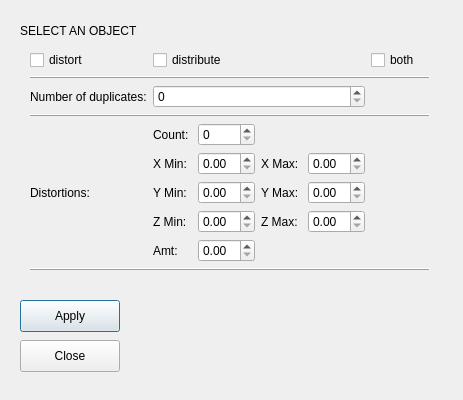
nMDaas/MayaPlugins, file PlantGenerator/gui.ui: the form before one commit.
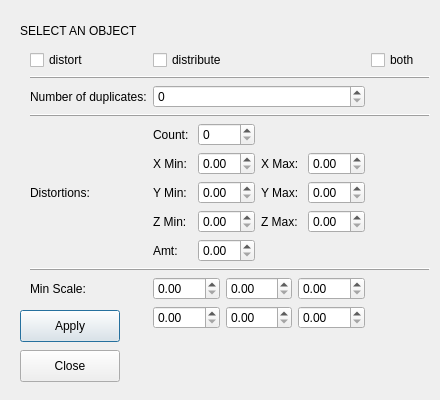
The form after the commit.

Commit message: added min scale and max scale options

Diff of the .ui file:
```diff
--- a/PlantGenerator/gui.ui
+++ b/PlantGenerator/gui.ui
@@ -7,7 +7,7 @@
             <rect>
                 <x>0</x>
                 <y>0</y>
-                <width>463</width>
+                <width>440</width>
                 <height>400</height>
             </rect>
         </property>
@@ -211,6 +211,50 @@
                     </widget>
                 </item>
 
+                <!-- row 6 -->
+                <item row="6" column="0">
+                    <widget class="QLabel">
+                        <property name="text">
+                            <string>Min Scale: </string>
+                        </property>
+                    </widget>
+                </item>
+                <item row="6" column="1">
+                    <layout class="QGridLayout" name="gridLayout_4" >
+                        <item row="0" column="0">
+                            <widget class="QDoubleSpinBox" name="X_min_scale"/>
+                        </item>
+                        <item row="0" column="1">
+                            <widget class="QDoubleSpinBox" name="Y_min_scale"/>
+                        </item>
+                        <item row="0" column="2">
+                            <widget class="QDoubleSpinBox" name="Z_min_scale"/>
+                        </item>
+                    </layout>
+                </item>
+
+                <!-- row 6 -->
+                <item row="7" column="0">
+                    <widget class="QLabel">
+                        <property name="text">
+                            <string>Max Scale: </string>
+                        </property>
+                    </widget>
+                </item>
+                <item row="7" column="1">
+                    <layout class="QGridLayout" name="gridLayout_4" >
+                        <item row="0" column="0">
+                            <widget class="QDoubleSpinBox" name="X_max_scale"/>
+                        </item>
+                        <item row="0" column="1">
+                            <widget class="QDoubleSpinBox" name="Y_max_scale"/>
+                        </item>
+                        <item row="0" column="2">
+                            <widget class="QDoubleSpinBox" name="Z_max_scale"/>
+                        </item>
+                    </layout>
+                </item>
+
                  <!-- row 12 -->
                 <item row="12" column="0">
                     <widget class="QLabel" name="warnings">
@@ -227,7 +271,7 @@
             <property name="geometry">
                 <rect>
                     <x>20</x>
-                    <y>300</y>
+                    <y>310</y>
                     <width>100</width>
                     <height>32</height>
                 </rect>
@@ -241,7 +285,7 @@
             <property name="geometry">
                 <rect>
                     <x>20</x>
-                    <y>340</y>
+                    <y>350</y>
                     <width>100</width>
                     <height>32</height>
                 </rect>
```
